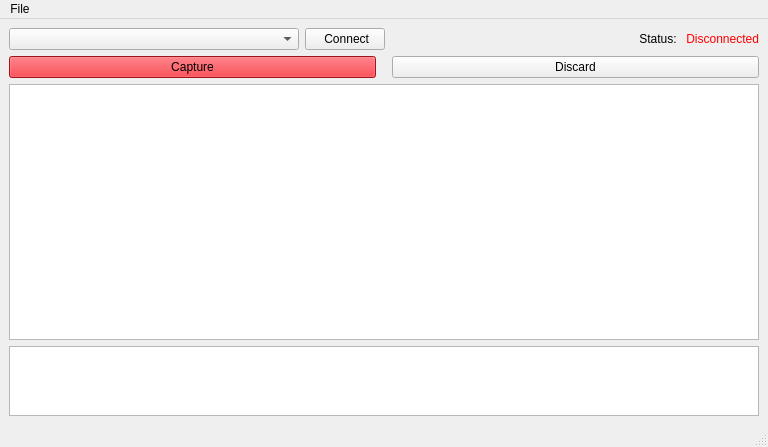
This is src/ui/MainWindow/MainWindow.ui in panchis7u7/EMG_Data_Generator as Qt 5 draws it before an edit. The edited form follows.
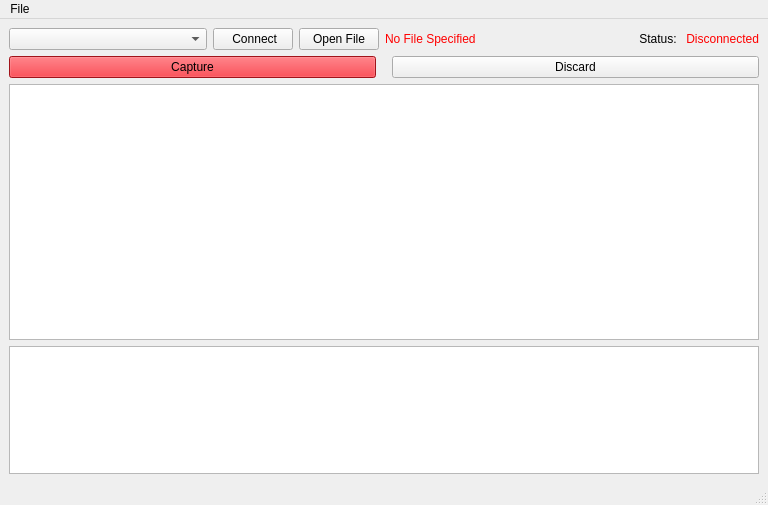
This is the edited form. Custom widgets are drawn as their Qt base class.

Commit message: CSV file opening for data dump.

What changed in the file:
```diff
--- a/src/ui/MainWindow/MainWindow.ui
+++ b/src/ui/MainWindow/MainWindow.ui
@@ -7,7 +7,7 @@
     <x>0</x>
     <y>0</y>
     <width>768</width>
-    <height>427</height>
+    <height>505</height>
    </rect>
   </property>
   <property name="minimumSize">
@@ -46,6 +46,37 @@
         </property>
        </widget>
       </item>
+      <item>
+       <widget class="QPushButton" name="pbFile">
+        <property name="sizePolicy">
+         <sizepolicy hsizetype="Fixed" vsizetype="Fixed">
+          <horstretch>0</horstretch>
+          <verstretch>0</verstretch>
+         </sizepolicy>
+        </property>
+        <property name="text">
+         <string>Open File</string>
+        </property>
+       </widget>
+      </item>
+      <item>
+       <widget class="QLabel" name="lblFileStatus">
+        <property name="sizePolicy">
+         <sizepolicy hsizetype="Fixed" vsizetype="Preferred">
+          <horstretch>0</horstretch>
+          <verstretch>0</verstretch>
+         </sizepolicy>
+        </property>
+        <property name="styleSheet">
+         <string notr="true">QLabel {
+	color: red;
+}</string>
+        </property>
+        <property name="text">
+         <string>No File Specified</string>
+        </property>
+       </widget>
+      </item>
       <item>
        <widget class="QLabel" name="label">
         <property name="text">
```
Left out of the diff: 2 changed lines with no effect on the pictures. The commit also changes 2 other files.
